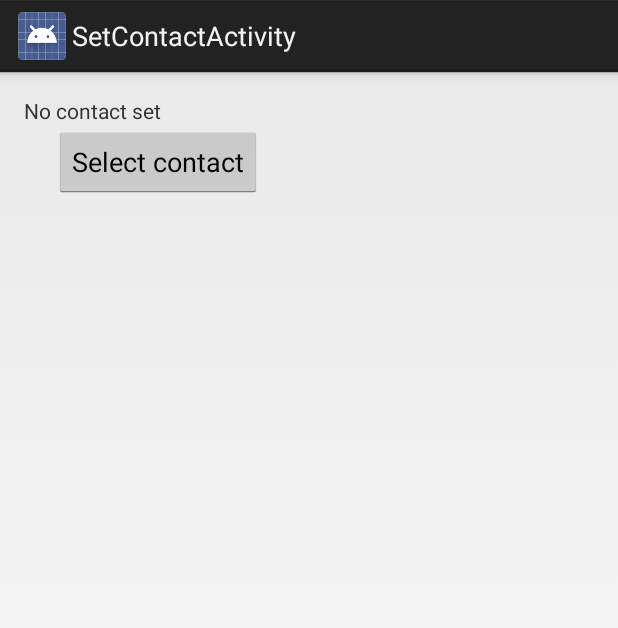
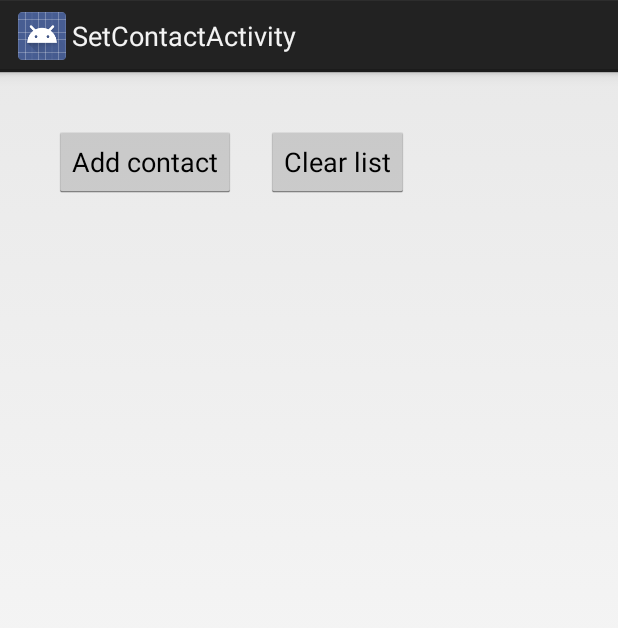
Before and after one commit to kheath/SafetyApp, an Android app: the screen it shows after launch (SetContactActivity), in the options menu, after a tap on "Set recipient contacts", on a phone screen of 412 x 824 dp. Shown: the top 628 px of the screen. Run offline under Robolectric (Android 15) with nearby library versions, the phone set to English and light mode, and no system bars; 2 statements that could not run were skipped.

Commit message:
started work on multiple contacts

```diff
--- a/SMSMessaging/app/src/main/java/myfirstapp/example/com/sms/SMS.java
+++ b/SMSMessaging/app/src/main/java/myfirstapp/example/com/sms/SMS.java
@@ -2,6 +2,8 @@
 
 package myfirstapp.example.com.sms;
 
+import java.util.HashSet;
+import java.util.Set;
 import java.util.regex.Matcher;
 import java.util.regex.Pattern;
 
@@ -11,7 +13,6 @@ import android.content.Intent;
 import android.content.SharedPreferences;
 import android.net.Uri;
 import android.os.Bundle;
-import android.preference.PreferenceManager;
 import android.telephony.SmsManager;
 import android.telephony.TelephonyManager;
 import android.view.Gravity;
@@ -29,7 +30,7 @@ public class SMS extends Activity
     Button btnSendSMS;	// Initialize button to send an alert to a friend
     Button btnOhShit;	// Initialize button to call and emergency number
     Button btnItsOkay;	// Initialize button to send an all-clear text to a friend
-    String txtPhoneNo;	// Initialize phone number
+    String[] txtPhoneNos = new String[1];	// Initialize phone number
     String txtMessage;	// Initialize alert message
     String kkMessage;	// Initialize all-clear message
     String eNumber;	// Initialize emergency number
@@ -41,7 +42,7 @@ public class SMS extends Activity
     TelephonyManager tm;
 
     private static final String PREFS = "prefs";
-    private static final String PREF_CONTACT_NUMBER = "number";
+    private static final String PREF_CONTACT_NUMBERS = "numbers";
 
     /** Called when the activity is first created. */
     @Override
@@ -91,30 +92,26 @@ public class SMS extends Activity
                 }
                 txtMessage = txtMessage + "\n Me location is - \nLat: " + latitude + "\nLong: " + longitude;
 
-                if (isValidPhoneNumber(txtPhoneNo, getApplicationContext()))
-                {
-                	if (txtPhoneNo.length() == 10)
-                	{
-                		txtPhoneNo = "1"+txtPhoneNo;
-//                		System.out.println("Assuming there should be a 1 in front. \nPhone number: "+txtPhoneNo);
+                for (int i = 0; i < txtPhoneNos.length; i++) {
+                    if (isValidPhoneNumber(txtPhoneNos[i], getApplicationContext())) {
+                        if (txtPhoneNos[i].length() == 10) {
+                            txtPhoneNos[i] = "1" + txtPhoneNos[i];
+//                		System.out.println("Assuming there should be a 1 in front. \nPhone number: "+txtPhoneNos);
 
                         }
 
-                	sendSMS(txtPhoneNo, txtMessage, tm);
-                }
-                else if (!isValidPhoneNumber(txtPhoneNo, getApplicationContext()))
-                {
-//                	System.out.println(txtPhoneNo + " is not a valid phone number!");
-                }
-                else
-                {
+                        sendSMS(txtPhoneNos[i], txtMessage, tm);
+                    //} else if (!isValidPhoneNumber(txtPhoneNos, getApplicationContext())) {
+//                	System.out.println(txtPhoneNos + " is not a valid phone number!");
+                    } else {
                         Toast toast = Toast.makeText(getBaseContext(),
-                            "Please enter both a valid phone number and message.",
+                                "One or more phone numbers is not valid.",
                                 Toast.LENGTH_SHORT);
                         toast.setGravity(Gravity.CENTER, 0, 0);
                         toast.show();
+                        break;
                     }
-
+                }
             }
         });
 
@@ -153,31 +150,29 @@ public class SMS extends Activity
             @Override
 			public void onClick(View v)
             {
-
-                if (isValidPhoneNumber(txtPhoneNo, getApplicationContext()))
-                {
-                	if (txtPhoneNo.length() == 10)
-                	{
-                		txtPhoneNo = "1"+txtPhoneNo;
-                		System.out.println("Assuming there should be a 1 in front. \nPhone number: "+txtPhoneNo);
+                for (int i = 0; i < txtPhoneNos.length; i++) {
+                    if (isValidPhoneNumber(txtPhoneNos[i], getApplicationContext())) {
+                        if (txtPhoneNos[i].length() == 10) {
+                            txtPhoneNos[i] = "1" + txtPhoneNos[i];
+                            System.out.println("Assuming there should be a 1 in front. \nPhone number: " + txtPhoneNos[i]);
 
                         }
 
-                	sendSMS(txtPhoneNo, kkMessage, tm);
+                        sendSMS(txtPhoneNos[i], kkMessage, tm);
                     }
-                else if (!isValidPhoneNumber(txtPhoneNo, getApplicationContext()))
-                {
-//                	System.out.println(txtPhoneNo + " is not a valid phone number!");
-                }
-                else
-                {
+                    //else if (!isValidPhoneNumber(txtPhoneNos, getApplicationContext()))
+                    //{
+//                	System.out.println(txtPhoneNos + " is not a valid phone number!");
+                    //}
+                    else {
                         Toast toast = Toast.makeText(getBaseContext(),
-                            "Please enter a valid phone number.",
+                                "One or more phone numbers is not valid.",
                                 Toast.LENGTH_SHORT);
                         toast.setGravity(Gravity.CENTER, 0, 0);
                         toast.show();
+                        break;
                     }
-
+                }
             }
         });
 
@@ -277,7 +272,7 @@ public class SMS extends Activity
     public void onResume() {
         super.onResume();
         SharedPreferences preferences = getSharedPreferences(PREFS, MODE_PRIVATE);
-        String newPhoneNo = preferences.getString(PREF_CONTACT_NUMBER, "");
-        txtPhoneNo = newPhoneNo;
+        Set<String> newPhoneNos = preferences.getStringSet(PREF_CONTACT_NUMBERS, new HashSet<String>());
+        txtPhoneNos = newPhoneNos.toArray(txtPhoneNos);
     }
 }
--- a/SMSMessaging/app/src/main/java/myfirstapp/example/com/sms/SetContactActivity.java
+++ b/SMSMessaging/app/src/main/java/myfirstapp/example/com/sms/SetContactActivity.java
@@ -7,20 +7,28 @@ import android.database.Cursor;
 import android.net.Uri;
 import android.os.Bundle;
 import android.provider.ContactsContract;
+import android.view.Gravity;
 import android.view.View;
+import android.widget.ArrayAdapter;
 import android.widget.Button;
-import android.widget.TextView;
+import android.widget.ListView;
 import android.widget.Toast;
 
-import myfirstapp.example.com.sms.R;
+import java.util.ArrayList;
+import java.util.HashSet;
+import java.util.Set;
 
-public class SetContactActivity extends Activity implements View.OnClickListener {
+public class SetContactActivity extends Activity {
 
     Button buttonContact;
-    TextView textViewContact;
+    Button buttonClear;
+    String newestNumber = "";
     private static final String PREFS = "prefs";
-    private static final String PREF_CONTACT_NUMBER = "number";
+    private static final String PREF_CONTACT_NUMBERS = "numbers";
     SharedPreferences mSharedPreferences;
+    ListView listViewContact;
+    ArrayAdapter<String> arrayAdapterContact;
+    ArrayList<String> contactList = new ArrayList<String>();
     static final int REQUEST_SELECT_PHONE_NUMBER = 1;
 
     @Override
@@ -28,28 +36,60 @@ public class SetContactActivity extends Activity implements View.OnClickListener
         super.onCreate(savedInstanceState);
         setContentView(R.layout.activity_set_contact);
 
-        // Access the Button defined in layout XML
+        // Access the contact ListView
+        listViewContact = (ListView) findViewById(R.id.listview_contact);
+        // Create an ArrayAdapter for the ListView
+        arrayAdapterContact = new ArrayAdapter<String>(this,
+                android.R.layout.simple_list_item_1,
+                contactList);
+        // Set the ListView to use the ArrayAdapter
+        listViewContact.setAdapter(arrayAdapterContact);
+
+        // Access the contact button defined in layout XML
         // and listen for it here
         buttonContact = (Button) findViewById(R.id.button_contact);
-        buttonContact.setOnClickListener(this);
+        buttonContact.setOnClickListener(new View.OnClickListener()
+             {
+                 @Override
+                 public void onClick(View view) {
+                     // Start an activity for the user to pick a phone number from contacts
+                     Intent intent = new Intent(Intent.ACTION_PICK);
+                     intent.setType(ContactsContract.CommonDataKinds.Phone.CONTENT_TYPE);
+                     if (intent.resolveActivity(getPackageManager()) != null) {
+                         startActivityForResult(intent, REQUEST_SELECT_PHONE_NUMBER);
+                     }
+                 }
+             }
+        );
 
-        // Change the TextView to the set number, if there is one
+        buttonClear = (Button) findViewById(R.id.button_clear);
+        buttonClear.setOnClickListener(new View.OnClickListener()
+             {
+                 @Override
+                 public void onClick(View view) {
+                     // Button clears contact list on press
+                     mSharedPreferences = getSharedPreferences(PREFS, MODE_PRIVATE);
+                     SharedPreferences.Editor e = mSharedPreferences.edit();
+                     e.clear();
+                     e.apply();
+                     contactList.clear();
+                     arrayAdapterContact.notifyDataSetChanged();
+                     Toast toast = Toast.makeText(getBaseContext(),
+                             "Recipient phone numbers cleared.",
+                             Toast.LENGTH_SHORT);
+                     toast.setGravity(Gravity.CENTER, 0, 0);
+                     toast.show();
+                 }
+             }
+        );
+
+/*        // Change the TextView to the set number, if there is one
         mSharedPreferences = getSharedPreferences(PREFS, MODE_PRIVATE);
-        String number = mSharedPreferences.getString(PREF_CONTACT_NUMBER, "");
+        String number = mSharedPreferences.getString(PREF_CONTACT_NUMBERS, "");
         if (number.length() > 0) {
             textViewContact = (TextView) findViewById(R.id.textview_contact);
             textViewContact.setText(number);
-        }
-    }
-
-    @Override
-    public void onClick(View view) {
-        // Start an activity for the user to pick a phone number from contacts
-        Intent intent = new Intent(Intent.ACTION_PICK);
-        intent.setType(ContactsContract.CommonDataKinds.Phone.CONTENT_TYPE);
-        if (intent.resolveActivity(getPackageManager()) != null) {
-            startActivityForResult(intent, REQUEST_SELECT_PHONE_NUMBER);
-        }
+        }*/
     }
 
     @Override
@@ -67,13 +107,18 @@ public class SetContactActivity extends Activity implements View.OnClickListener
                 number = number.replaceAll("[^0-9]", "");
                 // Access the device's key-value storage
                 mSharedPreferences = getSharedPreferences(PREFS, MODE_PRIVATE);
-                // Put the contact's phone number in storage
+                Set<String> storedNum = mSharedPreferences.getStringSet(PREF_CONTACT_NUMBERS, new HashSet<String>());
+                // Put the contact's phone number in the set and save to storage
+                storedNum.add(number);
                 SharedPreferences.Editor e = mSharedPreferences.edit();
-                e.putString(PREF_CONTACT_NUMBER, number);
-                e.commit();
-                // Update the contact TextView with the number
-                textViewContact = (TextView) findViewById(R.id.textview_contact);
-                textViewContact.setText(number);
+                e.putStringSet(PREF_CONTACT_NUMBERS, storedNum);
+                e.apply();
+                newestNumber = number;
+                if (newestNumber.length() != 0 ) {
+                    System.out.println("hi");
+                    contactList.add(newestNumber);
+                    arrayAdapterContact.notifyDataSetChanged();
+                }
             }
         }
     }
--- a/SMSMessaging/app/src/main/res/layout/activity_set_contact.xml
+++ b/SMSMessaging/app/src/main/res/layout/activity_set_contact.xml
@@ -1,4 +1,4 @@
-<RelativeLayout xmlns:android="http://schemas.android.com/apk/res/android"
+<LinearLayout xmlns:android="http://schemas.android.com/apk/res/android"
     xmlns:tools="http://schemas.android.com/tools" android:layout_width="match_parent"
     android:layout_height="match_parent" android:paddingLeft="@dimen/activity_horizontal_margin"
     android:paddingRight="@dimen/activity_horizontal_margin"
@@ -6,7 +6,6 @@
     android:paddingBottom="@dimen/activity_vertical_margin"
     tools:context="myfirstapp.example.com.sms.SetContactActivity">
 
-    <!-- Set OnClickListener to trigger results when pressed -->
     <Button
         android:id="@+id/button_contact"
         android:layout_width="wrap_content"
@@ -15,10 +14,20 @@
         android:layout_marginLeft="20dp"
         android:text="@string/button_contact" />
 
-    <TextView
-        android:id="@+id/textview_contact"
-        android:text="No contact set"
+    <Button
+        android:id="@+id/button_clear"
         android:layout_width="wrap_content"
-        android:layout_height="wrap_content" />
+        android:layout_height="wrap_content"
+        android:layout_marginTop="20dp"
+        android:layout_marginLeft="20dp"
+        android:text="@string/button_clear" />
 
-</RelativeLayout>
+    <!-- List whose dataset is defined in code with an adapter -->
+    <ListView
+        android:id="@+id/listview_contact"
+        android:layout_width="0dp"
+        android:layout_height="0dp"
+        android:layout_weight="1"
+        android:layout_marginTop="20dp" />
+
+</LinearLayout>
--- a/SMSMessaging/app/src/main/res/values/strings.xml
+++ b/SMSMessaging/app/src/main/res/values/strings.xml
@@ -10,7 +10,8 @@
     <!-- Options menu -->
     <string name="action_set_contact">Set recipient contacts</string>
     <string name="action_set_message">Set alert message</string>
-    <string name="button_contact">Select contact</string>
+    <string name="button_contact">Add contact</string>
+    <string name="button_clear">Clear list</string>
 
     <!-- Second button - call da police -->
     <string name="ohShit">Emergency</string>
```
Lines whose indentation alone changed are shown as unchanged.
